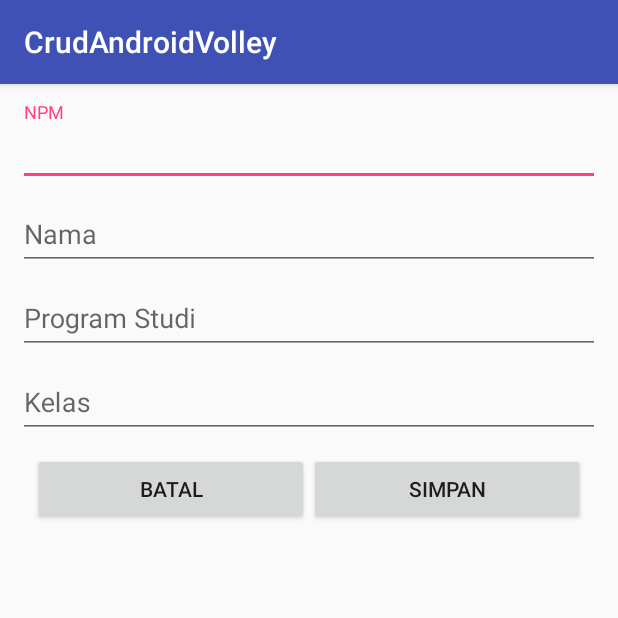
After one commit to TrioEdan/CrudAndroidVolley, an Android app: the InsertData screen opened directly, with no data from a screen before it, on a phone screen of 412 x 824 dp, the top half of it. The commit adds this screen. Run offline under Robolectric (Android 15) with nearby library versions, the phone set to English and light mode, and no system bars; our stand-ins replace Volley; network calls fail.

Commit message:
commit kedua

```diff
--- a/app/src/main/AndroidManifest.xml
+++ b/app/src/main/AndroidManifest.xml
@@ -2,7 +2,7 @@
 <manifest xmlns:android="http://schemas.android.com/apk/res/android"
     package="com.example.muhammadadam.crudandroidvolley">
 
-    <uses-permission android:name="android.permission.INTERNET"/>
+    <uses-permission android:name="android.permission.INTERNET" />
     <uses-permission android:name="android.permission.ACCESS_NETWORK_STATE" />
     <uses-permission android:name="android.permission.ACCESS_WIFI_STATE" />
 
@@ -21,6 +21,7 @@
                 <category android:name="android.intent.category.LAUNCHER" />
             </intent-filter>
         </activity>
+        <activity android:name=".InsertData"></activity>
     </application>
 
 </manifest>
--- /dev/null
+++ b/app/src/main/java/com/example/muhammadadam/crudandroidvolley/InsertData.java
@@ -0,0 +1,98 @@
+package com.example.muhammadadam.crudandroidvolley;
+
+import android.app.ProgressDialog;
+import android.content.Intent;
+import android.support.v7.app.AppCompatActivity;
+import android.os.Bundle;
+import android.view.View;
+import android.widget.Button;
+import android.widget.EditText;
+import android.widget.Toast;
+
+import com.android.volley.AuthFailureError;
+import com.android.volley.Request;
+import com.android.volley.Response;
+import com.android.volley.VolleyError;
+import com.android.volley.toolbox.StringRequest;
+import com.example.muhammadadam.crudandroidvolley.Util.AppController;
+import com.example.muhammadadam.crudandroidvolley.Util.ServerAPI;
+
+import org.json.JSONException;
+import org.json.JSONObject;
+
+import java.util.HashMap;
+import java.util.Map;
+
+public class InsertData extends AppCompatActivity {
+    EditText npm, nama, prodi, kelas;
+    Button btnBatal, btnInput;
+    ProgressDialog pd;
+    @Override
+    protected void onCreate(Bundle savedInstanceState) {
+        super.onCreate(savedInstanceState);
+        setContentView(R.layout.activity_insert_data);
+
+        npm = (EditText) findViewById(R.id.inp_npm);
+        nama = (EditText) findViewById(R.id.inp_nama);
+        prodi = (EditText) findViewById(R.id.inp_prodi);
+        kelas = (EditText) findViewById(R.id.inp_kelas);
+        btnBatal = (Button) findViewById(R.id.btn_batal);
+        btnInput = (Button) findViewById(R.id.btn_simpan);
+        pd = new ProgressDialog(InsertData.this);
+
+        btnInput.setOnClickListener(new View.OnClickListener() {
+            @Override
+            public void onClick(View view) {
+                simpanData();
+            }
+        });
+
+        btnBatal.setOnClickListener(new View.OnClickListener() {
+            @Override
+            public void onClick(View view) {
+                Intent main = new Intent(InsertData.this, MainActivity.class);
+                startActivity(main);
+            }
+        });
+
+    }
+
+    private void simpanData(){
+        pd.setMessage("Menyimpan Data");
+        pd.setCancelable(false);
+        pd.show();
+
+        StringRequest sendData = new StringRequest(Request.Method.POST, ServerAPI.URL_INSERT,
+                new Response.Listener<String>() {
+                    @Override
+                    public void onResponse(String response) {
+                        pd.cancel();
+                        try {
+                            JSONObject res = new JSONObject(response);
+                            Toast.makeText(InsertData.this, "pesan :"+ res.getString("message"), Toast.LENGTH_SHORT).show();
+                        } catch (JSONException e) {
+                            e.printStackTrace();
+                        }
+                    }
+                },
+                new Response.ErrorListener() {
+                    @Override
+                    public void onErrorResponse(VolleyError error) {
+                        pd.cancel();
+                        Toast.makeText(InsertData.this, "pesan : Gagal Insert Data", Toast.LENGTH_SHORT).show();
+                    }
+                }){
+            @Override
+            protected Map<String, String> getParams() throws AuthFailureError {
+                Map<String, String> map = new HashMap<>();
+                map.put("npm",npm.getText().toString());
+                map.put("nama",nama.getText().toString());
+                map.put("prodi",prodi.getText().toString());
+                map.put("kelas",kelas.getText().toString());
+
+                return map;
+            }
+        };
+        AppController.getInstance().addToRequestQueue(sendData);
+    }
+}
--- a/app/src/main/java/com/example/muhammadadam/crudandroidvolley/Util/ServerAPI.java
+++ b/app/src/main/java/com/example/muhammadadam/crudandroidvolley/Util/ServerAPI.java
@@ -1,5 +1,6 @@
 package com.example.muhammadadam.crudandroidvolley.Util;
 
 public class ServerAPI {
-    public static final String URL_DATA = "http://192.168.100.78/crud_android/view_data.php";
+    public static final String URL_DATA = "http://192.168.100.3/crud_android/view_data.php";
+    public static final String URL_INSERT = "http://192.168.100.3/crud_android/create_data.php";
 }
--- /dev/null
+++ b/app/src/main/res/layout/activity_insert_data.xml
@@ -0,0 +1,83 @@
+<?xml version="1.0" encoding="utf-8"?>
+<LinearLayout xmlns:android="http://schemas.android.com/apk/res/android"
+    xmlns:app="http://schemas.android.com/apk/res-auto"
+    xmlns:tools="http://schemas.android.com/tools"
+    android:layout_width="match_parent"
+    android:layout_height="match_parent"
+    android:orientation="vertical"
+    android:padding="12dp"
+    tools:context=".InsertData">
+
+    <android.support.design.widget.TextInputLayout
+        android:layout_width="match_parent"
+        android:layout_height="wrap_content"
+        android:id="@+id/tilnpm">
+
+        <EditText
+            android:layout_width="match_parent"
+            android:layout_height="wrap_content"
+            android:hint="NPM"
+            android:id="@+id/inp_npm"/>
+
+    </android.support.design.widget.TextInputLayout>
+
+    <android.support.design.widget.TextInputLayout
+        android:layout_width="match_parent"
+        android:layout_height="wrap_content"
+        android:id="@+id/tilnama">
+
+        <EditText
+            android:layout_width="match_parent"
+            android:layout_height="wrap_content"
+            android:hint="Nama"
+            android:id="@+id/inp_nama"/>
+
+    </android.support.design.widget.TextInputLayout>
+
+    <android.support.design.widget.TextInputLayout
+        android:layout_width="match_parent"
+        android:layout_height="wrap_content"
+        android:id="@+id/tilprodi">
+
+        <EditText
+            android:layout_width="match_parent"
+            android:layout_height="wrap_content"
+            android:hint="Program Studi"
+            android:id="@+id/inp_prodi"/>
+
+    </android.support.design.widget.TextInputLayout>
+
+    <android.support.design.widget.TextInputLayout
+        android:layout_width="match_parent"
+        android:layout_height="wrap_content"
+        android:id="@+id/tilkelas">
+
+        <EditText
+            android:layout_width="match_parent"
+            android:layout_height="wrap_content"
+            android:hint="Kelas"
+            android:id="@+id/inp_kelas"/>
+
+    </android.support.design.widget.TextInputLayout>
+
+
+    <LinearLayout
+        android:layout_width="match_parent"
+        android:orientation="horizontal"
+        android:layout_margin="10dp"
+        android:layout_height="wrap_content">
+
+        <Button
+            android:layout_width="match_parent"
+            android:layout_height="wrap_content"
+            android:text="Batal"
+            android:layout_weight="1"
+            android:id="@+id/btn_batal" />
+        <Button
+            android:layout_width="match_parent"
+            android:layout_height="wrap_content"
+            android:text="Simpan"
+            android:layout_weight="1"
+            android:id="@+id/btn_simpan"/>
+    </LinearLayout>
+</LinearLayout>
```
Also changed, not shown: app/src/main/java/com/example/muhammadadam/crudandroidvolley/MainActivity.java (+10 -0 lines).
